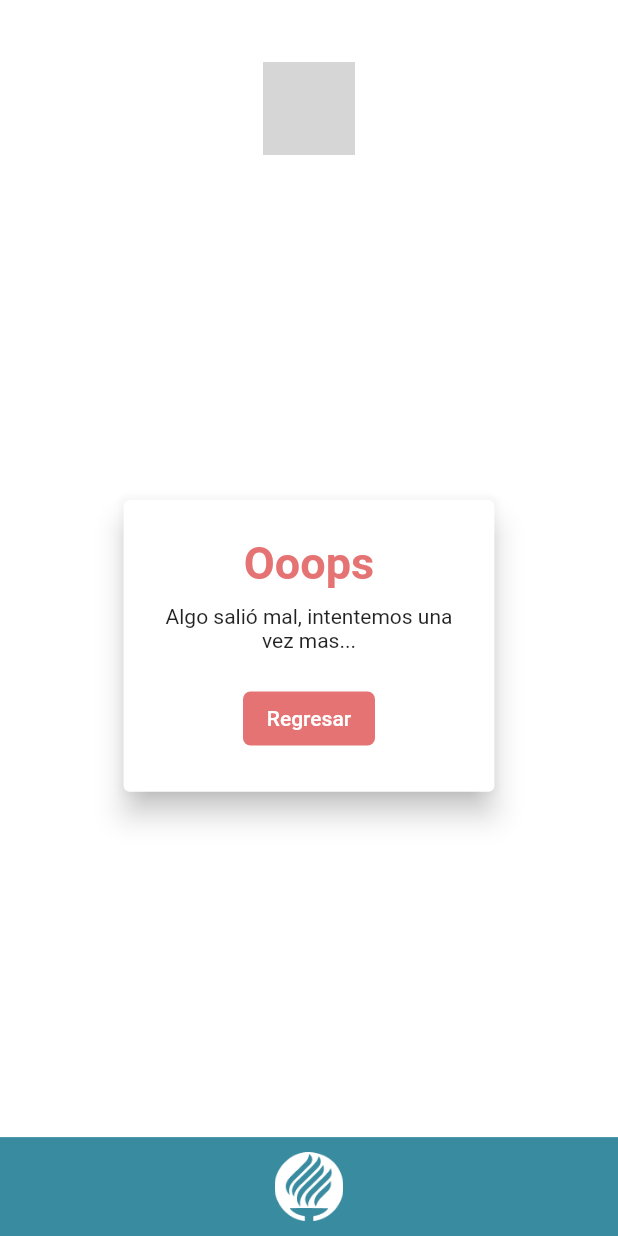
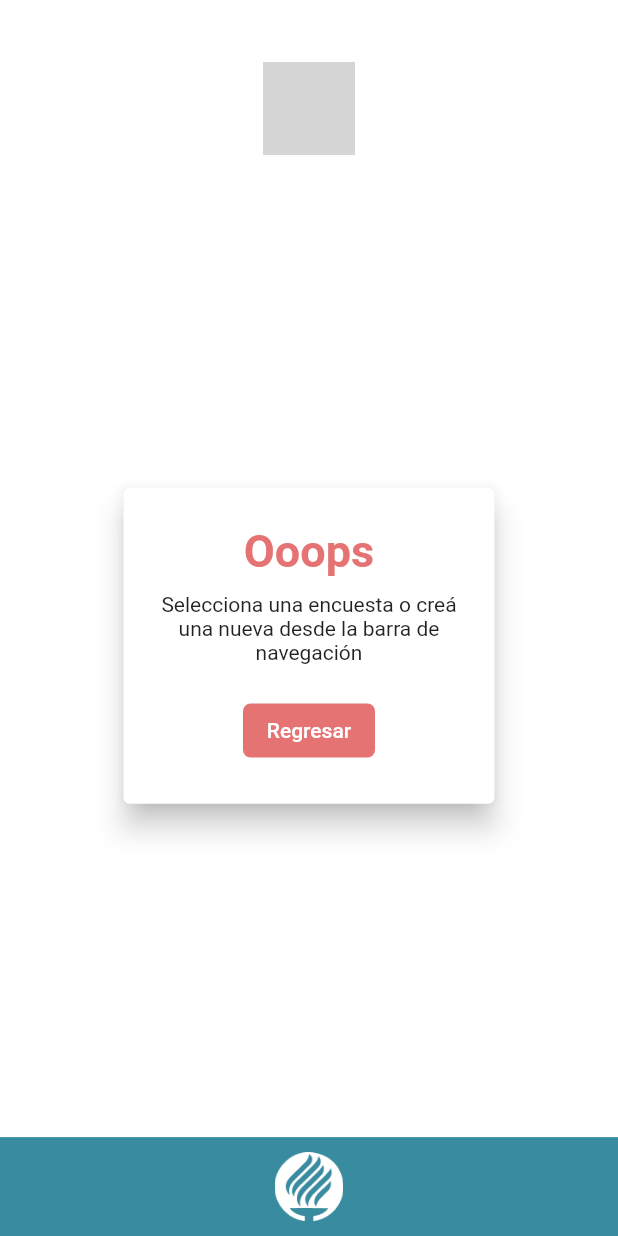
Before and after one commit to MIKEGUIJARRO/SGC, a Flutter app: the Question screen opened by its route, on a phone screen of 412 x 824 dp. Run offline on Flutter 3.47's test engine with Material 2 defaults, Android fonts, the phone set to English and light mode, and no system bars; our stand-ins replace flutter_swiper, hex; grey boxes are pictures that could not be loaded.

Commit message:
Update error_alert widget

```diff
--- a/lib/provider/survey.dart
+++ b/lib/provider/survey.dart
@@ -24,10 +24,10 @@ class Survey with ChangeNotifier {
   //Esta es la encuesta que se estara trabajando en macro en la app.
   //La que se respondera "n" veces.
   List<SurveyItem> _surveyItems = [
-    SurveyItem(question: "Pregunta 1?", responses: []),
+    /* SurveyItem(question: "Pregunta 1?", responses: []),
     SurveyItem(question: "Pregunta 2?", responses: []),
     SurveyItem(question: "Pregunta 3?", responses: []),
-    SurveyItem(question: "Pregunta 4?", responses: []),
+    SurveyItem(question: "Pregunta 4?", responses: []), */
   ];
 
   void initSurvey() {
--- a/lib/screens/question.dart
+++ b/lib/screens/question.dart
@@ -38,7 +38,7 @@ class Question extends StatelessWidget {
                         width: SizeConfig.safeBlockHorizontal * 15,
                       ),
                       Expanded(
-                        child: surveyHolder.isEmpty() ? ErrorAlert() :Swiper(
+                        child: surveyHolder.isEmpty() ? ErrorAlert(mensajeError: "Selecciona una encuesta o creá una nueva desde la barra de navegación",) :Swiper(
                           viewportFraction: 0.8,
                           scale: 0.9,
                           itemCount: surveyHolder.getLength(),
--- a/lib/widgets/error_alert.dart
+++ b/lib/widgets/error_alert.dart
@@ -3,6 +3,12 @@ import 'package:flutter/material.dart';
 import '../constants/size_config.dart';
 
 class ErrorAlert extends StatelessWidget {
+
+  final String mensajeError;
+
+  ErrorAlert({this.mensajeError});
+
+
   @override
   Widget build(BuildContext context) {
     return Center(
@@ -27,7 +33,7 @@ class ErrorAlert extends StatelessWidget {
               SizedBox(
                 height: 10,
               ),
-              Text("Algo salió mal, intentemos una vez mas...",  textAlign: TextAlign.center,),
+              Text(mensajeError,  textAlign: TextAlign.center,),
               SizedBox(
                 height: 20,
               ),
```
